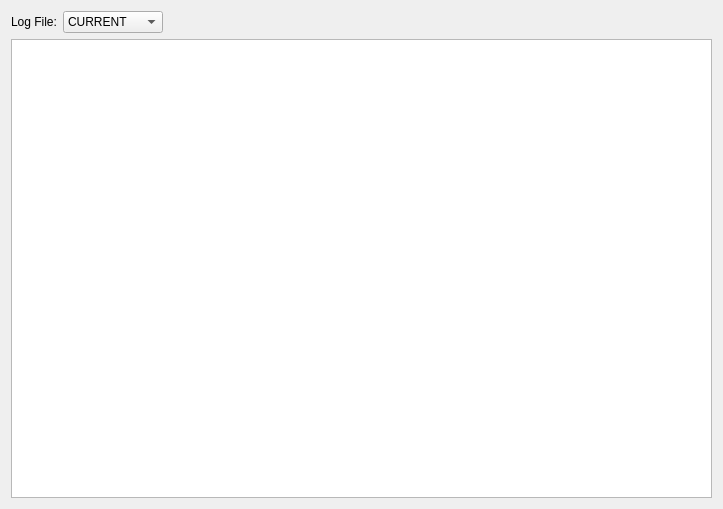
Qt form sub3suite/src/Dialogs/LogViewerDialog.ui (3nock/OTE) before a commit.
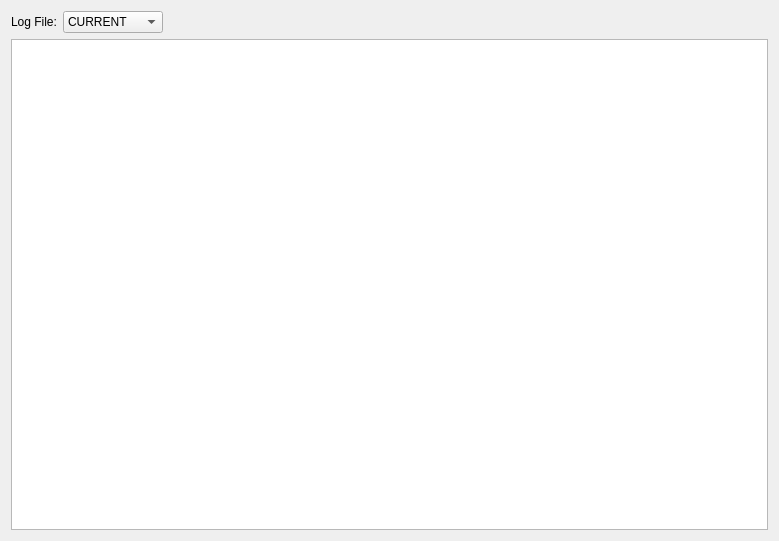
The same form after that commit. Icons and pictures are not drawn.

Patch:
```diff
--- a/sub3suite/src/Dialogs/LogViewerDialog.ui
+++ b/sub3suite/src/Dialogs/LogViewerDialog.ui
@@ -6,8 +6,8 @@
    <rect>
     <x>0</x>
     <y>0</y>
-    <width>723</width>
-    <height>509</height>
+    <width>779</width>
+    <height>541</height>
    </rect>
   </property>
   <property name="sizePolicy">
```
